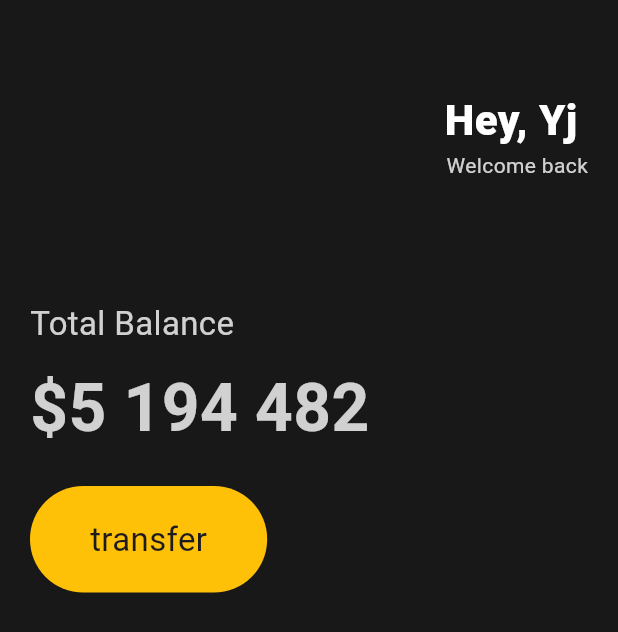
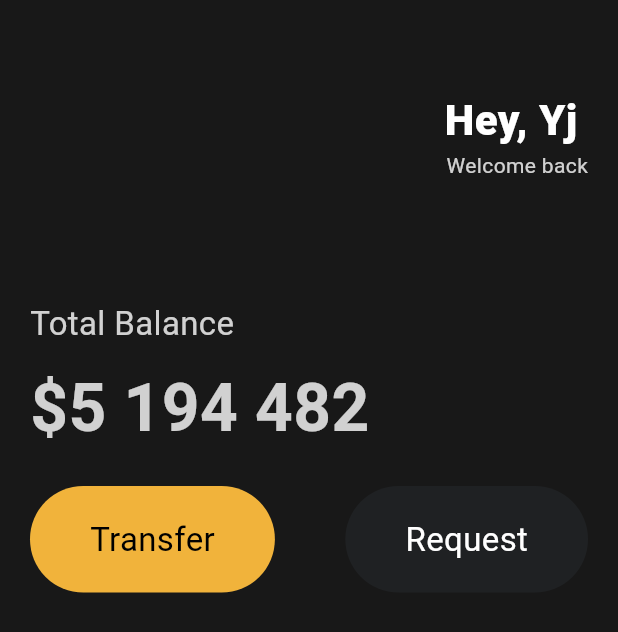
Before and after one commit to AI-Jiny/Toonflix, a Flutter app: the screen it shows after launch, on a phone screen of 412 x 824 dp. Shown: the top 632 px of the screen. Run offline on Flutter 3.47's test engine with Material 3 defaults, Android fonts, the phone set to English and light mode, and no system bars.

Commit message:
use my own button class

```diff
--- a/toonflix/lib/main.dart
+++ b/toonflix/lib/main.dart
@@ -1,5 +1,6 @@
 import 'package:flutter/cupertino.dart';
 import 'package:flutter/material.dart';
+import 'package:toonflix/widget/button.dart';
 
 void main() {
   runApp(const App());
@@ -64,23 +65,17 @@ class App extends StatelessWidget {
               const SizedBox(
                 height: 20,
               ),
-              Row(
+              const Row(
+                mainAxisAlignment: MainAxisAlignment.spaceBetween,
                 children: [
-                  Container(
-                    decoration: BoxDecoration(
-                        color: Colors.amber,
-                        borderRadius: BorderRadius.circular(45)),
-                    child: const Padding(
-                      padding:
-                          EdgeInsets.symmetric(vertical: 20, horizontal: 40),
-                      child: Text(
-                        'transfer',
-                        style: TextStyle(
-                          fontSize: 22,
-                        ),
-                      ),
-                    ),
-                  ),
+                  Button(
+                      text: 'Transfer',
+                      bgColor: Color(0xFFF1B33B),
+                      textColor: Colors.black),
+                  Button(
+                      text: 'Request',
+                      bgColor: Color(0xFF1F2123),
+                      textColor: Colors.white),
                 ],
               )
             ],
--- /dev/null
+++ b/toonflix/lib/widget/button.dart
@@ -0,0 +1,32 @@
+import 'package:flutter/material.dart';
+
+class Button extends StatelessWidget {
+  final String text;
+  final Color bgColor;
+  final Color textColor;
+
+  const Button(
+      {super.key,
+      required this.text,
+      required this.bgColor,
+      required this.textColor});
+
+  @override
+  Widget build(BuildContext context) {
+    // TODO: implement build
+    return Container(
+      decoration: BoxDecoration(
+          color: bgColor, borderRadius: BorderRadius.circular(45)),
+      child: Padding(
+        padding: const EdgeInsets.symmetric(vertical: 20, horizontal: 40),
+        child: Text(
+          text,
+          style: TextStyle(
+            color: textColor,
+            fontSize: 22,
+          ),
+        ),
+      ),
+    );
+  }
+}
```
Also changed, not shown: toonflix/pubspec.lock.
